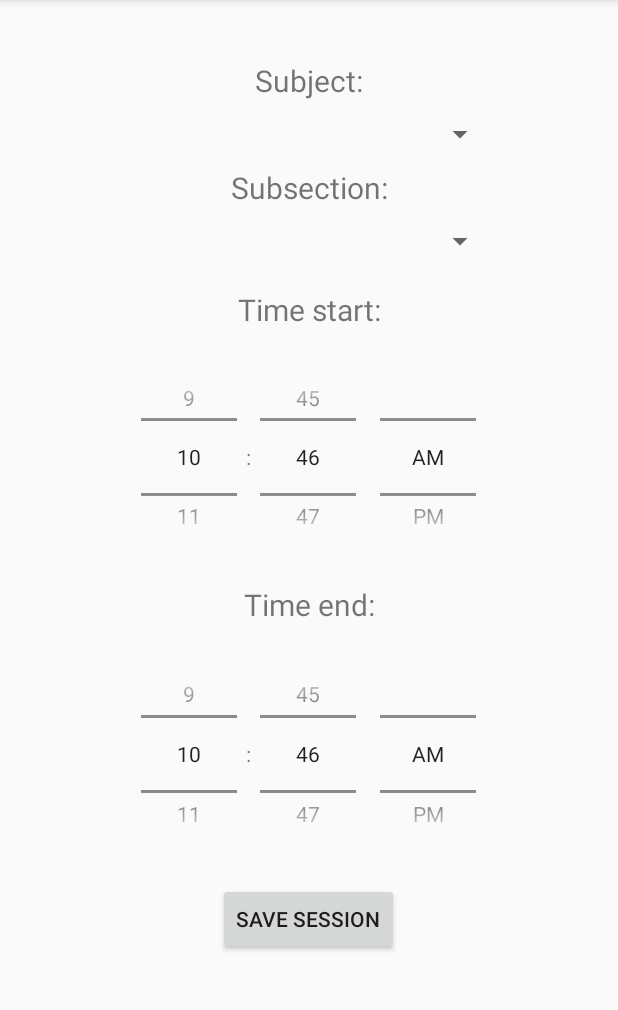
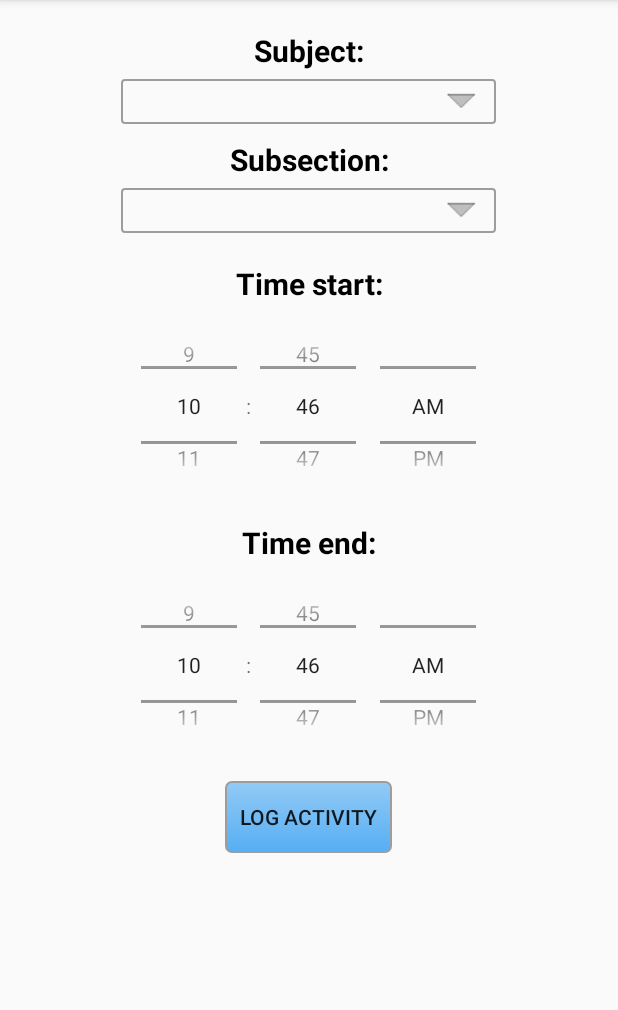
Before and after one commit to Kukant/LearningTracker, an Android app: the AddLearningSessionActivity screen opened directly, with no data from a screen before it, on a phone screen of 412 x 824 dp, the part 84-1094 px from its top. Run offline under Robolectric (Android 15) with nearby library versions, the phone set to English and light mode, and no system bars; 1 statement that could not run was skipped.

Commit message:
Changed some things aesthetically for the add learning session activity. Created connection between TimerActivity and AddLearningSessionActivity so that the elapsed will be shown in the time pickers leading up to the current time

```diff
--- a/src/app/src/main/java/com/ateam/learningtracker/views/TimerActivity.java
+++ b/src/app/src/main/java/com/ateam/learningtracker/views/TimerActivity.java
@@ -1,5 +1,6 @@
 package com.ateam.learningtracker.views;
 
+import android.content.Intent;
 import android.os.Bundle;
 import android.os.SystemClock;
 import android.support.v7.app.AppCompatActivity;
@@ -58,8 +59,7 @@ public class TimerActivity extends AppCompatActivity {
     }
 
     public void logActivity(View v) {
-        //Prints seconds variable which can be used in another activity when it is created
-        Toast.makeText(TimerActivity.this, "Seconds " + seconds,
-                Toast.LENGTH_LONG).show();
+
+        startActivity(new Intent(TimerActivity.this, AddLearningSessionActivity.class).putExtra("secondsElapsed", seconds));
     }
 }
--- /dev/null
+++ b/src/app/src/main/res/drawable/spinner_style.xml
@@ -0,0 +1,16 @@
+<?xml version="1.0" encoding="utf-8"?>
+<selector xmlns:android="http://schemas.android.com/apk/res/android">
+
+    <item><layer-list>
+        <item><shape>
+
+            <stroke android:width="1dp" android:color="@color/lightGrey" />
+
+            <corners android:radius="2dp" />
+
+        </shape></item>
+        <item ><bitmap android:gravity="bottom|right" android:src="@drawable/spinner_arrow" />
+        </item>
+    </layer-list></item>
+
+</selector>
--- a/src/app/src/main/res/layout/activity_add_learning_session.xml
+++ b/src/app/src/main/res/layout/activity_add_learning_session.xml
@@ -1,6 +1,5 @@
 <?xml version="1.0" encoding="utf-8"?>
 <LinearLayout xmlns:android="http://schemas.android.com/apk/res/android"
-    xmlns:app="http://schemas.android.com/apk/res-auto"
     xmlns:tools="http://schemas.android.com/tools"
     android:layout_width="match_parent"
     android:layout_height="match_parent"
@@ -11,35 +10,41 @@
         android:id="@+id/textView4"
         android:layout_width="match_parent"
         android:layout_height="wrap_content"
-        android:layout_marginTop="40dp"
         android:layout_gravity="center"
+        android:layout_marginTop="20dp"
+        android:text="@string/subject"
         android:textAlignment="center"
+        android:textColor="@color/black"
         android:textSize="20sp"
-        android:text="Subject:" />
+        android:textStyle="bold" />
 
     <Spinner
         android:id="@+id/SpinnerSubject"
         android:layout_width="250dp"
         android:layout_height="wrap_content"
-        android:layout_marginTop="10dp"
+        android:layout_marginTop="5dp"
+        android:background="@drawable/spinner_style"
         android:layout_gravity="center" />
 
     <TextView
         android:id="@+id/textView5"
         android:layout_width="match_parent"
         android:layout_height="wrap_content"
+        android:layout_gravity="center"
         android:layout_marginTop="10dp"
-        android:layout_gravity="center"
+        android:clickable="false"
+        android:text="@string/subSection"
         android:textAlignment="center"
+        android:textColor="@color/black"
         android:textSize="20sp"
-        android:text="Subsection:"
-        android:clickable="false" />
+        android:textStyle="bold" />
 
     <Spinner
         android:id="@+id/SpinnerSubsection"
         android:layout_width="250dp"
         android:layout_height="wrap_content"
-        android:layout_marginTop="10dp"
+        android:layout_marginTop="5dp"
+        android:background="@drawable/spinner_style"
         android:layout_gravity="center" />
 
     <TextView
@@ -48,43 +53,45 @@
         android:layout_height="wrap_content"
         android:layout_gravity="center"
         android:layout_marginTop="20dp"
-        android:text="Time start:"
+        android:text="@string/timStart"
         android:textAlignment="center"
-        android:textSize="20sp" />
+        android:textColor="@color/black"
+        android:textSize="20sp"
+        android:textStyle="bold" />
 
     <TimePicker
         android:id="@+id/timePickerStart"
         android:layout_width="wrap_content"
-        android:layout_height="149dp"
+        android:layout_height="135dp"
         android:layout_gravity="center"
-        android:layout_marginTop="10dp"
         android:timePickerMode="spinner" />
 
     <TextView
         android:id="@+id/textView3"
         android:layout_width="match_parent"
         android:layout_height="wrap_content"
+        android:layout_gravity="center"
         android:layout_marginTop="10dp"
-        android:layout_gravity="center"
+        android:text="@string/timeEnd"
         android:textAlignment="center"
+        android:textColor="@color/black"
         android:textSize="20sp"
-        android:text="Time end:" />
+        android:textStyle="bold" />
 
     <TimePicker
         android:id="@+id/timePickerEnd"
         android:layout_width="wrap_content"
-        android:layout_height="152dp"
+        android:layout_height="135dp"
         android:layout_gravity="center"
-        android:layout_marginTop="10dp"
         android:timePickerMode="spinner" />
-
 
     <Button
         android:id="@+id/btnSaveSession"
         android:layout_width="wrap_content"
         android:layout_height="wrap_content"
+        android:layout_gravity="center"
         android:layout_marginTop="10dp"
-        android:layout_gravity="center"
-        android:text="Save session" />
+        android:background="@drawable/button_style"
+        android:text="@string/finish" />
 
 </LinearLayout>
--- a/src/app/src/main/res/values/strings.xml
+++ b/src/app/src/main/res/values/strings.xml
@@ -5,4 +5,8 @@
     <string name="pause">Pause</string>
     <string name="reset">Reset</string>
     <string name="finish">Log Activity</string>
+    <string name="subject">Subject:</string>
+    <string name="subSection">Subsection:</string>
+    <string name="timStart">Time start:</string>
+    <string name="timeEnd">Time end:</string>
 </resources>
```
Also changed, not shown: src/app/src/main/java/com/ateam/learningtracker/views/AddLearningSessionActivity.java (+53 -0 lines), src/app/src/main/res/drawable/spinner_arrow.png (added).
